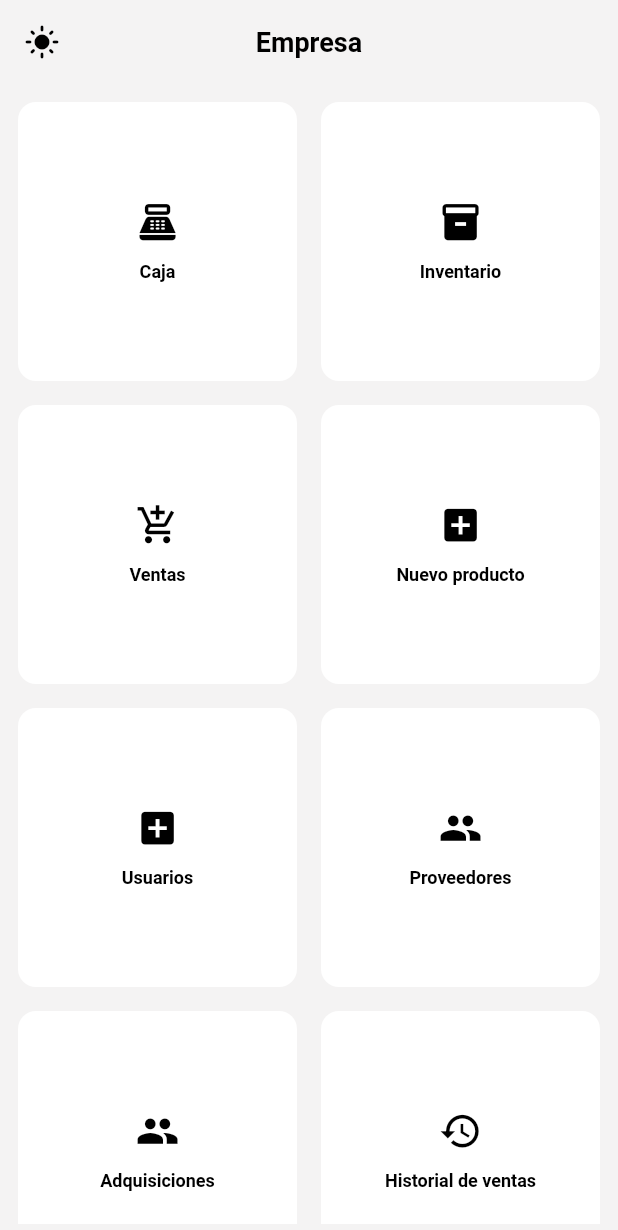
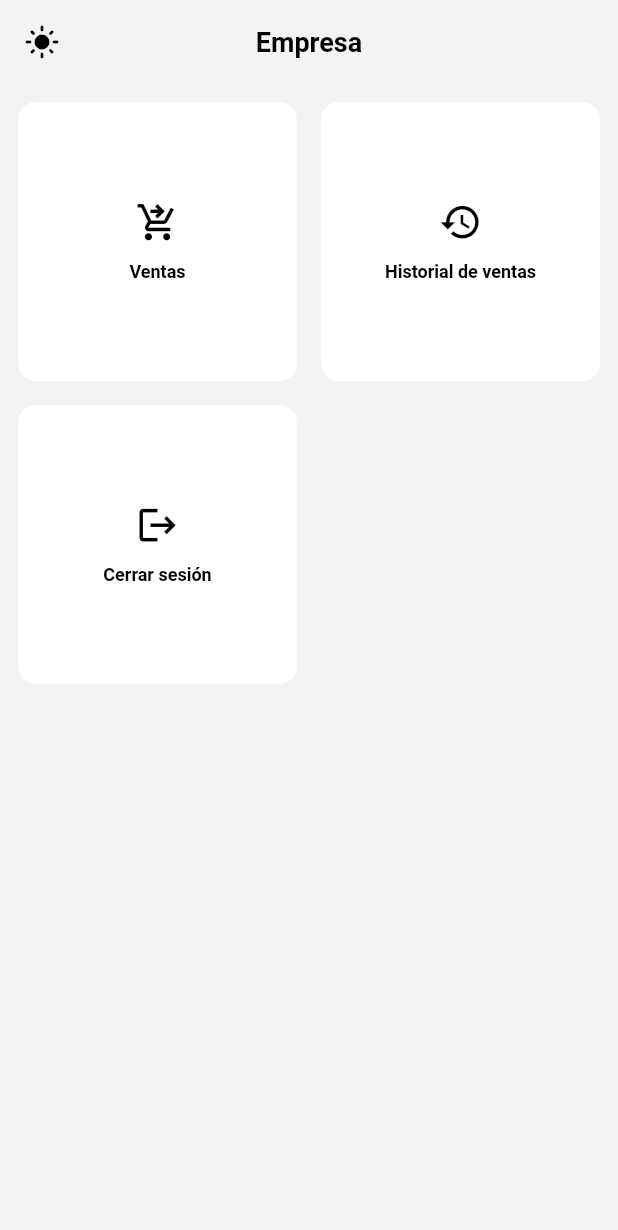
Before and after one commit to Reynel-12/proyecto_is, a Flutter app: the MyHomePage screen opened directly, on a phone screen of 412 x 824 dp. Shown: the top 1230 px of the screen. Run offline on Flutter 3.47's test engine with Material 3 defaults, Android fonts, the phone set to English and light mode, and no system bars; our stand-ins replace awesome_dialog, awesome_snackbar_content, diacritic, flutter_speed_dial, pdf, printing and 5 more; missing offline and left inert: mobile_scanner; accounts and stored records are empty.

Commit message:
Actualización

```diff
--- a/lib/controller/repository_user.dart
+++ b/lib/controller/repository_user.dart
@@ -60,7 +60,7 @@ class RepositoryUser {
       DBHelper.usuariosTable,
       user,
       where: 'id_usuario = ?',
-      whereArgs: [user['id_usuario']],
+      whereArgs: [id],
     );
   }
 
--- a/lib/view/principal.dart
+++ b/lib/view/principal.dart
@@ -24,6 +24,14 @@ class MyHomePage extends StatefulWidget {
 }
 
 class _MyHomePageState extends State<MyHomePage> {
+  @override
+  void initState() {
+    super.initState();
+    obtenerTipo();
+  }
+
+  String tipo = '';
+
   void deletePreferences() async {
     final prefs = await SharedPreferences.getInstance();
     prefs.remove('email');
@@ -31,6 +39,14 @@ class _MyHomePageState extends State<MyHomePage> {
     prefs.remove('user');
     prefs.remove('tipo');
     prefs.remove('estado');
+  }
+
+  Future<void> obtenerTipo() async {
+    final prefs = await SharedPreferences.getInstance();
+    String? tipo = prefs.getString('tipo');
+    setState(() {
+      this.tipo = tipo ?? '';
+    });
   }
 
   @override
@@ -43,7 +59,10 @@ class _MyHomePageState extends State<MyHomePage> {
     // Ajustamos tamaños según el dispositivo
     final double titleFontSize = isMobile ? 18.0 : (isTablet ? 20.0 : 22.0);
 
+    bool isAdmin = tipo == 'Administrador';
+
     final List<DashboardCardData> cards = [
+      if (isAdmin)
         DashboardCardData(
           icon: Icons.point_of_sale,
           title: 'Caja',
@@ -53,51 +72,11 @@ class _MyHomePageState extends State<MyHomePage> {
           ),
         ),
       DashboardCardData(
-        icon: Icons.inventory,
-        title: 'Inventario',
-        onTap: () => Navigator.push(
-          context,
-          MaterialPageRoute(builder: (_) => const Inventario()),
-        ),
-      ),
-      DashboardCardData(
-        icon: Icons.add_shopping_cart,
+        icon: Icons.shopping_cart_checkout,
         title: 'Ventas',
         onTap: () => Navigator.push(
           context,
           MaterialPageRoute(builder: (_) => const Ventas()),
-        ),
-      ),
-      DashboardCardData(
-        icon: Icons.add_box,
-        title: 'Nuevo producto',
-        onTap: () => Navigator.push(
-          context,
-          MaterialPageRoute(builder: (_) => Nuevoproducto()),
-        ),
-      ),
-      DashboardCardData(
-        icon: Icons.add_box,
-        title: 'Usuarios',
-        onTap: () => Navigator.push(
-          context,
-          MaterialPageRoute(builder: (_) => const Usuarios()),
-        ),
-      ),
-      DashboardCardData(
-        icon: Icons.people,
-        title: 'Proveedores',
-        onTap: () => Navigator.push(
-          context,
-          MaterialPageRoute(builder: (_) => const ProveedoresView()),
-        ),
-      ),
-      DashboardCardData(
-        icon: Icons.people,
-        title: 'Adquisiciones',
-        onTap: () => Navigator.push(
-          context,
-          MaterialPageRoute(builder: (context) => const AdquisicionForm()),
         ),
       ),
       DashboardCardData(
@@ -108,6 +87,52 @@ class _MyHomePageState extends State<MyHomePage> {
           MaterialPageRoute(builder: (_) => const Historial()),
         ),
       ),
+      if (isAdmin)
+        DashboardCardData(
+          icon: Icons.inventory,
+          title: 'Inventario',
+          onTap: () => Navigator.push(
+            context,
+            MaterialPageRoute(builder: (_) => const Inventario()),
+          ),
+        ),
+      if (isAdmin)
+        DashboardCardData(
+          icon: Icons.production_quantity_limits,
+          title: 'Nuevo producto',
+          onTap: () => Navigator.push(
+            context,
+            MaterialPageRoute(builder: (_) => Nuevoproducto()),
+          ),
+        ),
+      if (isAdmin)
+        DashboardCardData(
+          icon: Icons.shopping_bag,
+          title: 'Adquisiciones',
+          onTap: () => Navigator.push(
+            context,
+            MaterialPageRoute(builder: (context) => const AdquisicionForm()),
+          ),
+        ),
+      if (isAdmin)
+        DashboardCardData(
+          icon: Icons.local_shipping,
+          title: 'Proveedores',
+          onTap: () => Navigator.push(
+            context,
+            MaterialPageRoute(builder: (_) => const ProveedoresView()),
+          ),
+        ),
+      if (isAdmin)
+        DashboardCardData(
+          icon: Icons.manage_accounts,
+          title: 'Usuarios',
+          onTap: () => Navigator.push(
+            context,
+            MaterialPageRoute(builder: (_) => const Usuarios()),
+          ),
+        ),
+      if (isAdmin)
         DashboardCardData(
           icon: Icons.settings,
           title: 'Configuración SAR',
```
Also changed, not shown: lib/view/nuevo_usuario.dart (+0 -13 lines). Lines whose indentation alone changed are shown as unchanged.
